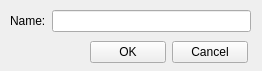
This is Applications/Spire/Source/LegacyUI/LineInputDialog.ui in spiretrading/nexus as Qt 5 draws it before an edit. The edited form follows.
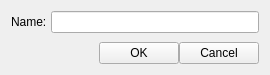
This is the edited form.

What changed in the file:
```diff
--- a/Applications/Spire/Source/LegacyUI/LineInputDialog.ui
+++ b/Applications/Spire/Source/LegacyUI/LineInputDialog.ui
@@ -9,23 +9,22 @@
    <rect>
     <x>0</x>
     <y>0</y>
-    <width>262</width>
-    <height>71</height>
+    <width>270</width>
+    <height>75</height>
    </rect>
   </property>
   <property name="windowTitle">
    <string/>
   </property>
-  <widget class="QWidget" name="outerLayoutWidget">
-   <property name="geometry">
-    <rect>
-     <x>10</x>
-     <y>10</y>
-     <width>241</width>
-     <height>22</height>
-    </rect>
+  <layout class="QVBoxLayout" name="verticalLayout">
+   <property name="spacing">
+    <number>0</number>
    </property>
+   <item>
    <layout class="QFormLayout" name="m_inputLayout">
+     <property name="horizontalSpacing">
+      <number>4</number>
+     </property>
     <item row="0" column="0">
      <widget class="QLabel" name="m_inputLabel">
       <property name="text">
@@ -37,17 +36,22 @@
      <widget class="QLineEdit" name="m_input"/>
     </item>
    </layout>
-  </widget>
-  <widget class="QWidget" name="layoutWidget">
-   <property name="geometry">
-    <rect>
-     <x>90</x>
-     <y>40</y>
-     <width>158</width>
-     <height>25</height>
-    </rect>
-   </property>
+   </item>
+   <item>
    <layout class="QHBoxLayout" name="m_buttonLayout">
+     <item>
+      <spacer name="m_buttonSpacer">
+       <property name="orientation">
+        <enum>Qt::Horizontal</enum>
+       </property>
+       <property name="sizeHint" stdset="0">
+        <size>
+         <width>40</width>
+         <height>20</height>
+        </size>
+       </property>
+      </spacer>
+     </item>
     <item>
      <widget class="QPushButton" name="m_okButton">
       <property name="text">
@@ -63,7 +67,8 @@
      </widget>
     </item>
    </layout>
-  </widget>
+   </item>
+  </layout>
  </widget>
  <resources/>
  <connections/>
```
Lines whose indentation alone changed are shown as unchanged.
